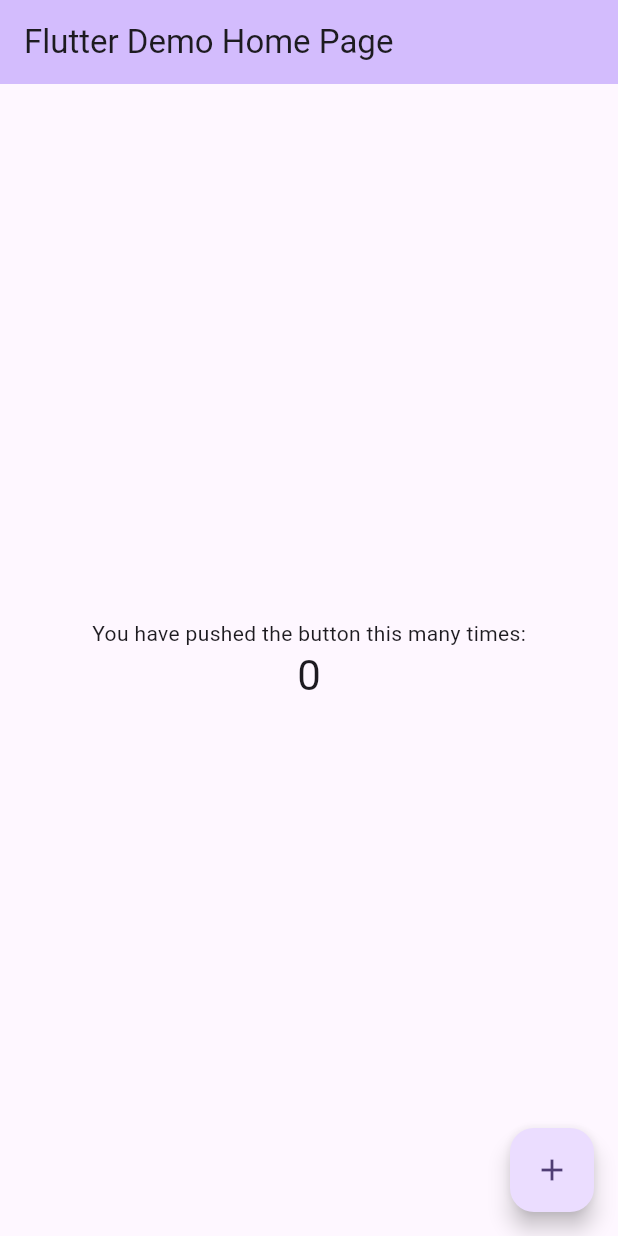
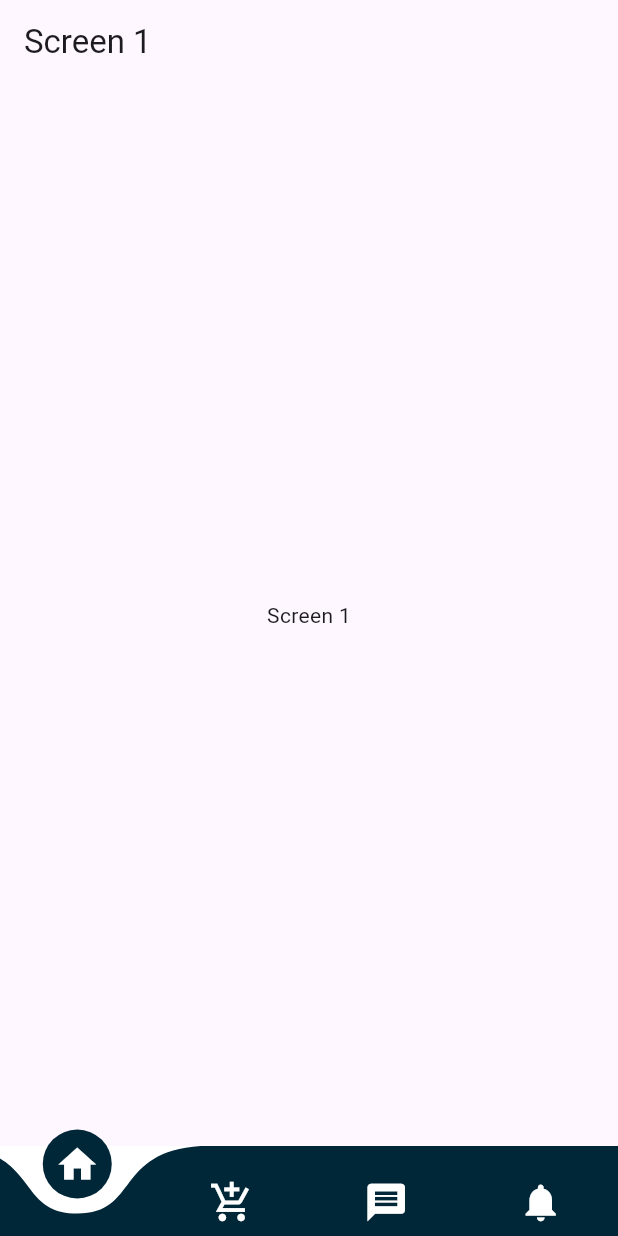
Before and after one commit to lalisabl/eventManagement, a Flutter app: the screen it shows after launch, on a phone screen of 412 x 824 dp. Run offline on Flutter 3.47's test engine with Material 3 defaults, Android fonts, the phone set to English and light mode, and no system bars; drawn by our look-alikes of curved_navigation_bar; our stand-ins replace flutter_secure_storage; missing offline and left inert: owner_app.

Commit message:
🔵 other:bare setup

```diff
--- a/App/clientapp/lib/main.dart
+++ b/App/clientapp/lib/main.dart
@@ -1,125 +1,30 @@
+import 'package:clientapp/widgets/bottom_bar.dart';
 import 'package:flutter/material.dart';
+import 'package:clientapp/screens/screen1.dart';
+import 'package:clientapp/screens/screen2.dart';
+import 'package:clientapp/screens/screen3.dart';
+import 'package:clientapp/screens/screen4.dart';
 
 void main() {
-  runApp(const MyApp());
+  runApp(MyApp());
 }
 
 class MyApp extends StatelessWidget {
-  const MyApp({super.key});
-
-  // This widget is the root of your application.
   @override
   Widget build(BuildContext context) {
     return MaterialApp(
       title: 'Flutter Demo',
       theme: ThemeData(
-        // This is the theme of your application.
-        //
-        // TRY THIS: Try running your application with "flutter run". You'll see
-        // the application has a purple toolbar. Then, without quitting the app,
-        // try changing the seedColor in the colorScheme below to Colors.green
-        // and then invoke "hot reload" (save your changes or press the "hot
-        // reload" button in a Flutter-supported IDE, or press "r" if you used
-        // the command line to start the app).
-        //
-        // Notice that the counter didn't reset back to zero; the application
-        // state is not lost during the reload. To reset the state, use hot
-        // restart instead.
-        //
-        // This works for code too, not just values: Most code changes can be
-        // tested with just a hot reload.
-        colorScheme: ColorScheme.fromSeed(seedColor: Colors.deepPurple),
-        useMaterial3: true,
+        primarySwatch: Colors.red,
       ),
-      home: const MyHomePage(title: 'Flutter Demo Home Page'),
+      initialRoute: '/',
+      routes: {
+        '/': (context) => MyBottomNavigationBar(),
+        '/screen1': (context) => Screen1(),
+        '/screen2': (context) => Screen2(),
+        '/screen3': (context) => Screen3(),
+        '/screen4': (context) => Screen4(),
+      },
     );
   }
 }
-
-class MyHomePage extends StatefulWidget {
-  const MyHomePage({super.key, required this.title});
-
-  // This widget is the home page of your application. It is stateful, meaning
-  // that it has a State object (defined below) that contains fields that affect
-  // how it looks.
-
-  // This class is the configuration for the state. It holds the values (in this
-  // case the title) provided by the parent (in this case the App widget) and
-  // used by the build method of the State. Fields in a Widget subclass are
-  // always marked "final".
-
-  final String title;
-
-  @override
-  State<MyHomePage> createState() => _MyHomePageState();
-}
-
-class _MyHomePageState extends State<MyHomePage> {
-  int _counter = 0;
-
-  void _incrementCounter() {
-    setState(() {
-      // This call to setState tells the Flutter framework that something has
-      // changed in this State, which causes it to rerun the build method below
-      // so that the display can reflect the updated values. If we changed
-      // _counter without calling setState(), then the build method would not be
-      // called again, and so nothing would appear to happen.
-      _counter++;
-    });
-  }
-
-  @override
-  Widget build(BuildContext context) {
-    // This method is rerun every time setState is called, for instance as done
-    // by the _incrementCounter method above.
-    //
-    // The Flutter framework has been optimized to make rerunning build methods
-    // fast, so that you can just rebuild anything that needs updating rather
-    // than having to individually change instances of widgets.
-    return Scaffold(
-      appBar: AppBar(
-        // TRY THIS: Try changing the color here to a specific color (to
-        // Colors.amber, perhaps?) and trigger a hot reload to see the AppBar
-        // change color while the other colors stay the same.
-        backgroundColor: Theme.of(context).colorScheme.inversePrimary,
-        // Here we take the value from the MyHomePage object that was created by
-        // the App.build method, and use it to set our appbar title.
-        title: Text(widget.title),
-      ),
-      body: Center(
-        // Center is a layout widget. It takes a single child and positions it
-        // in the middle of the parent.
-        child: Column(
-          // Column is also a layout widget. It takes a list of children and
-          // arranges them vertically. By default, it sizes itself to fit its
-          // children horizontally, and tries to be as tall as its parent.
-          //
-          // Column has various properties to control how it sizes itself and
-          // how it positions its children. Here we use mainAxisAlignment to
-          // center the children vertically; the main axis here is the vertical
-          // axis because Columns are vertical (the cross axis would be
-          // horizontal).
-          //
-          // TRY THIS: Invoke "debug painting" (choose the "Toggle Debug Paint"
-          // action in the IDE, or press "p" in the console), to see the
-          // wireframe for each widget.
-          mainAxisAlignment: MainAxisAlignment.center,
-          children: <Widget>[
-            const Text(
-              'You have pushed the button this many times:',
-            ),
-            Text(
-              '$_counter',
-              style: Theme.of(context).textTheme.headlineMedium,
-            ),
-          ],
-        ),
-      ),
-      floatingActionButton: FloatingActionButton(
-        onPressed: _incrementCounter,
-        tooltip: 'Increment',
-        child: const Icon(Icons.add),
-      ), // This trailing comma makes auto-formatting nicer for build methods.
-    );
-  }
-}
--- /dev/null
+++ b/App/clientapp/lib/screens/screen1.dart
@@ -0,0 +1,10 @@
+import 'package:flutter/material.dart';
+
+class Screen1 extends StatelessWidget {
+  @override
+  Widget build(BuildContext context) {
+    return Center(
+      child: Text('Screen 1'),
+    );
+  }
+}
--- /dev/null
+++ b/App/clientapp/lib/screens/screen4.dart
@@ -0,0 +1,15 @@
+import 'package:flutter/material.dart';
+
+class Screen4 extends StatelessWidget {
+  @override
+  Widget build(BuildContext context) {
+    return Scaffold(
+      appBar: AppBar(
+        title: Text('Screen 4'),
+      ),
+      body: Center(
+        child: Text('Screen 4'),
+      ),
+    );
+  }
+}
--- a/App/clientapp/lib/widgets/bottom_bar.dart
+++ b/App/clientapp/lib/widgets/bottom_bar.dart
@@ -1,30 +1,23 @@
+import 'package:clientapp/screens/screen1.dart';
 import 'package:flutter/material.dart';
 import 'package:curved_navigation_bar/curved_navigation_bar.dart';
-import 'package:clientapp/screens/common/profile.dart';
-import 'package:clientapp/screens/owner/my_property_list.dart';
-import 'package:clientapp/screens/owner/homeScreen.dart';
-import 'package:clientapp/screens/common/notification.dart';
-import 'package:clientapp/screens/owner/addHouse.dart';
-import 'package:clientapp/screens/common/messaging.dart';
-import 'package:clientapp/themes/colors.dart';
+import 'package:clientapp/screens/screen2.dart';
+import 'package:clientapp/screens/screen3.dart';
+import 'package:clientapp/screens/screen4.dart';
 
-class OwnerBottomNavigationBar extends StatefulWidget {
+class MyBottomNavigationBar extends StatefulWidget {
   @override
-  _OwnerBottomNavigationBarState createState() =>
-      _OwnerBottomNavigationBarState();
+  _MyBottomNavigationBarState createState() => _MyBottomNavigationBarState();
 }
 
-class _OwnerBottomNavigationBarState extends State<OwnerBottomNavigationBar> {
+class _MyBottomNavigationBarState extends State<MyBottomNavigationBar> {
   int _selectedIndex = 0;
 
   final List<Widget> _screens = [
-    HomeScreen(),
-    OwnerPropertyListScreen(),
-    AddHouseRentScreen(),
-     Screen2(),
-    // ChattingScreen(),
-    // Screen3(),
-    ProfileScreen(),
+    Screen1(),
+    Screen2(),
+    Screen3(),
+    Screen4(),
   ];
 
   void _onItemTapped(int index) {
@@ -36,35 +29,25 @@ class _OwnerBottomNavigationBarState extends State<OwnerBottomNavigationBar> {
   @override
   Widget build(BuildContext context) {
     return Scaffold(
+      appBar: AppBar(
+        title: Text('Screen ${_selectedIndex + 1}'),
+      ),
       body: _screens[_selectedIndex],
       bottomNavigationBar: CurvedNavigationBar(
-        items: <Widget>[
-          Icon(Icons.home,
-              color:
-                  _selectedIndex == 0 ? AppColors.secondaryColor : Colors.white,
-              size: 30),
-          Icon(Icons.history,
-              color:
-                  _selectedIndex == 1 ? AppColors.secondaryColor : Colors.white,
-              size: 30),
-          Icon(Icons.add,
-              color:
-                  _selectedIndex == 2 ? AppColors.secondaryColor : Colors.white,
-              size: 30),
-          Icon(Icons.message,
-              color:
-                  _selectedIndex == 3 ? AppColors.secondaryColor : Colors.white,
-              size: 30),
-          Icon(Icons.person,
-              color:
-                  _selectedIndex == 4 ? AppColors.secondaryColor : Colors.white,
-              size: 30),
+        // Change as needed
+        items: const <Widget>[
+          Icon(Icons.home, color: Colors.white, size: 30),
+          Icon(Icons.add_shopping_cart_sharp, color: Colors.white, size: 30),
+          Icon(Icons.message, color: Colors.white, size: 30),
+          Icon(Icons.notifications,
+              color: Colors.white, size: 30), // Use notifications icon
         ],
+
         index: _selectedIndex,
         onTap: _onItemTapped,
         height: 60.0,
-        color: AppColors.primaryColor,
-        buttonBackgroundColor: AppColors.primaryColor,
+        color: Color.fromRGBO(0, 39, 56, 1.0),
+        buttonBackgroundColor: Color.fromRGBO(0, 39, 56, 1.0),
         backgroundColor: Colors.white,
         animationCurve: Curves.easeInOut,
         animationDuration: Duration(milliseconds: 600),
```
Also changed, not shown: App/clientapp/lib/screens/screen2.dart (added, +15 -0 lines), App/clientapp/lib/screens/screen3.dart (added, +10 -0 lines).
